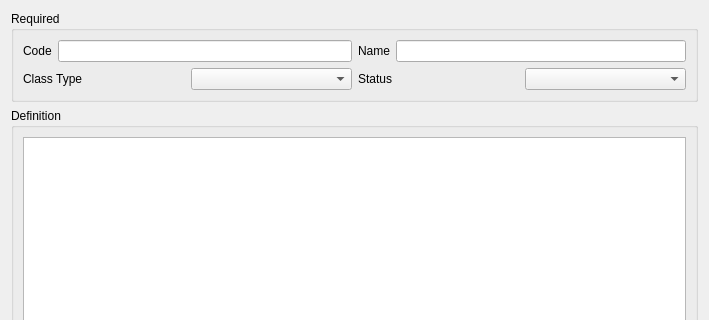
c-mellueh/bSDD-Toolkit, file src/bsdd_gui/module/class_editor_widget/qt/ClassEditor.ui: the form before one commit; both pictures show x 0 to 709 and y 0 to 320 of the 709 by 713 pixel window.
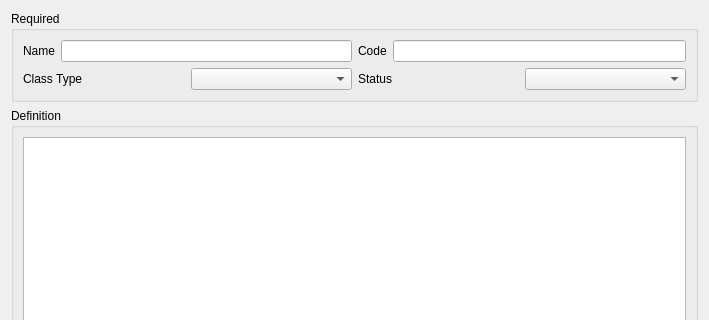
The form after the commit. Custom widgets are drawn as their Qt base class.

Commit message: switch name and code

```diff
--- a/src/bsdd_gui/module/class_editor_widget/qt/ClassEditor.ui
+++ b/src/bsdd_gui/module/class_editor_widget/qt/ClassEditor.ui
@@ -20,7 +20,7 @@
       <string>Required</string>
      </property>
      <layout class="QGridLayout" name="gridLayout">
-      <item row="0" column="0">
+      <item row="0" column="1">
        <layout class="QHBoxLayout" name="hl_code">
         <item>
          <widget class="QLabel" name="lb_code">
@@ -34,7 +34,7 @@
         </item>
        </layout>
       </item>
-      <item row="0" column="1">
+      <item row="0" column="0">
        <layout class="QHBoxLayout" name="hl_name">
         <item>
          <widget class="QLabel" name="lb_name">
```
The commit also changes 1 other file.
